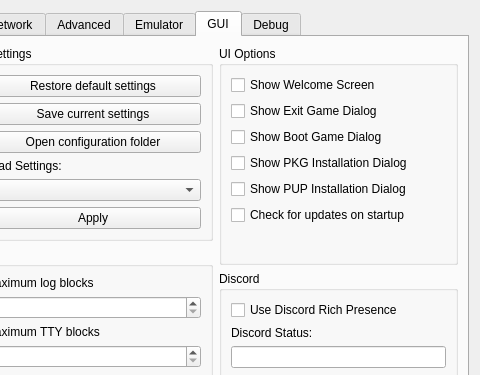
First picture: the form in rpcs3/rpcs3qt/settings_dialog.ui, repository jansonseth/rpcs3, before the edit; both pictures show x 294 to 774 and y 0 to 375 of the 774 by 636 pixel window.
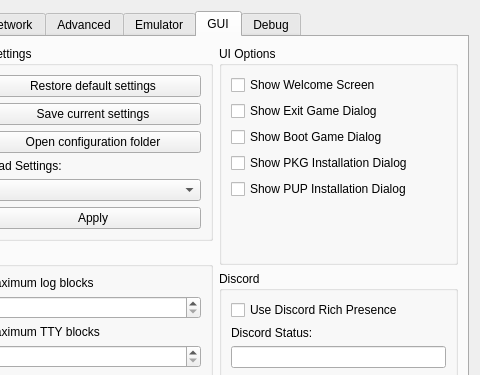
Second picture: the form after the edit. The open tabs and pages were chosen to show the change. Icons and pictures are not drawn.

Patch:
```diff
--- a/rpcs3/rpcs3qt/settings_dialog.ui
+++ b/rpcs3/rpcs3qt/settings_dialog.ui
@@ -3114,13 +3114,6 @@
                 </property>
                </widget>
               </item>
-              <item>
-               <widget class="QCheckBox" name="cb_check_update_start">
-                <property name="text">
-                 <string>Check for updates on startup</string>
-                </property>
-               </widget>
-              </item>
               <item>
                <spacer name="guiTabSpacerRight">
                 <property name="orientation">
```
